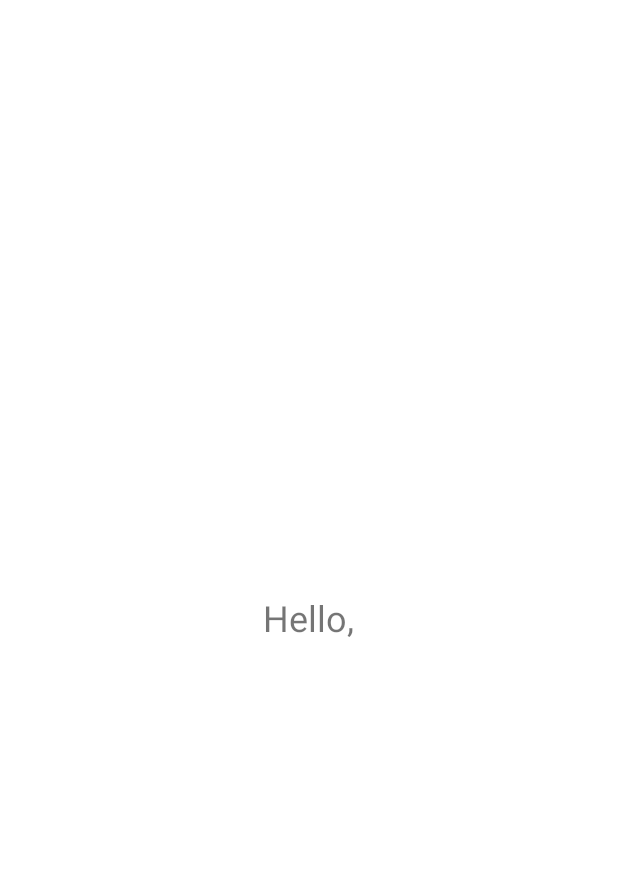
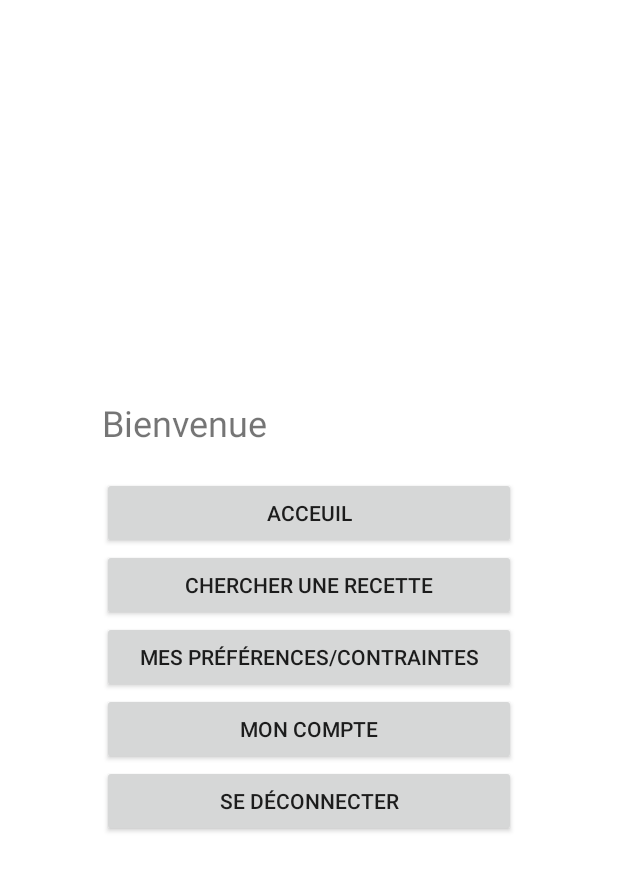
Before and after one commit to CharlesFrere/EZmeal_groupeH5, an Android app: the Display screen opened directly, with no data from a screen before it, on a phone screen of 412 x 824 dp. Before the commit the part shown is almost empty. Shown: the top 871 px of the screen. Run offline under Robolectric (Android 15) with nearby library versions, the phone set to English and light mode, and no system bars.

Commit message:
Commit 3: Arrivée sur menu après connexion. Création de nouvelle activité pour modification de compte. (à finir)

```diff
--- a/app/src/main/java/com/ezmeal/groupeh/ezmeal/Sinscrire.java
+++ b/app/src/main/java/com/ezmeal/groupeh/ezmeal/Sinscrire.java
@@ -15,11 +15,12 @@ import android.widget.Toast;
 
 public class Sinscrire extends Activity {
 
-    BDDmanager manager = new BDDmanager(this);
+    BDDmanager manager;
     @Override
     protected void onCreate(Bundle savedInstanceState) {
         super.onCreate(savedInstanceState);
         setContentView(R.layout.sinscrire);
+        manager = new BDDmanager(this);
     }
 
     public void onBtnClick(View v){
@@ -36,7 +37,7 @@ public class Sinscrire extends Activity {
 
             String prenomstr = prenom.getText().toString();
             String nomstr = nom.getText().toString();
-            //Integer age = age.   To do
+            String agestr = age.getText().toString();
             String emailstr = email.getText().toString();
             String passwordstr = password.getText().toString();
             String confirmerstr = confirmer.getText().toString();
@@ -50,6 +51,7 @@ public class Sinscrire extends Activity {
                 User u = new User();
                 u.setPrenom(prenomstr);
                 u.setNom(nomstr);
+                u.setAge(agestr);
                 u.setEmail(emailstr);
                 u.setMdp(passwordstr);
 
--- a/app/src/main/res/layout/activity_main.xml
+++ b/app/src/main/res/layout/activity_main.xml
@@ -65,7 +65,7 @@
         android:layout_centerHorizontal="true"
         android:layout_margin="0dp"
         android:ems="10"
-        android:inputType="textPersonName"
+        android:inputType="textPassword"
         app:layout_constraintLeft_toLeftOf="@+id/ETconfirmer"
         app:layout_constraintRight_toRightOf="@+id/ETconfirmer"
         app:layout_constraintTop_toTopOf="parent"
--- a/app/src/main/res/layout/display.xml
+++ b/app/src/main/res/layout/display.xml
@@ -6,13 +6,23 @@
     android:layout_height="wrap_content"
     android:layout_gravity="center"
     android:gravity="center"
-    android:weightSum="1">
+    android:weightSum="1"
+    android:orientation="vertical">
+
+    <LinearLayout
+        android:layout_width="match_parent"
+        android:layout_height="match_parent"
+        android:layout_marginBottom="20dp"
+        android:layout_marginTop="0dp"
+        android:clickable="true"
+        android:orientation="horizontal">
 
         <TextView
             android:id="@+id/textView"
             android:layout_width="wrap_content"
             android:layout_height="wrap_content"
-        android:text="Hello,"
+            android:layout_weight="1"
+            android:text="Bienvenue "
             android:textSize="24sp"
             tools:layout_editor_absoluteX="141dp"
             tools:layout_editor_absoluteY="122dp" />
@@ -21,8 +31,46 @@
             android:id="@+id/TVusername"
             android:layout_width="wrap_content"
             android:layout_height="wrap_content"
+            android:layout_weight="1"
             android:text="@string/EmptyString"
             android:textSize="24sp"
             tools:layout_editor_absoluteX="254dp"
             tools:layout_editor_absoluteY="131dp" />
     </LinearLayout>
+
+    <Button
+        android:id="@+id/bAcceuil"
+        android:layout_width="match_parent"
+        android:layout_height="wrap_content"
+        android:onClick="onBtnClick"
+        android:text="Acceuil" />
+
+    <Button
+        android:id="@+id/bChercher"
+        android:layout_width="match_parent"
+        android:layout_height="wrap_content"
+        android:onClick="onBtnClick"
+        android:text="Chercher une recette" />
+
+    <Button
+        android:id="@+id/bPreferences"
+        android:layout_width="276dp"
+        android:layout_height="wrap_content"
+        android:onClick="onBtnClick"
+        android:text="Mes préférences/contraintes" />
+
+    <Button
+        android:id="@+id/bCompte"
+        android:layout_width="match_parent"
+        android:layout_height="wrap_content"
+        android:onClick="onBtnClick"
+        android:text="Mon compte" />
+
+    <Button
+        android:id="@+id/bDeconnecter"
+        android:layout_width="match_parent"
+        android:layout_height="wrap_content"
+        android:onClick="onBtnClick"
+        android:text="Se déconnecter" />
+
+</LinearLayout>
```
Also changed, not shown: app/src/main/java/com/ezmeal/groupeh/ezmeal/BDDmanager.java (+18 -10 lines), app/src/main/java/com/ezmeal/groupeh/ezmeal/Compte.java (added, +27 -0 lines), app/src/main/java/com/ezmeal/groupeh/ezmeal/Display.java (+15 -2 lines), app/src/main/java/com/ezmeal/groupeh/ezmeal/MainActivity.java (+14 -1 lines), app/src/main/java/com/ezmeal/groupeh/ezmeal/User.java (+8 -1 lines), app/src/main/res/layout/compte.xml (added, +24 -0 lines). Lines whose indentation alone changed are shown as unchanged.
